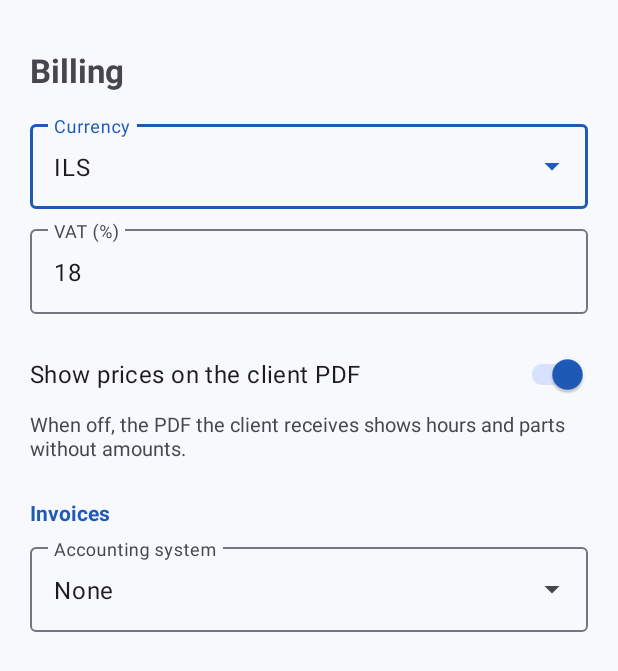
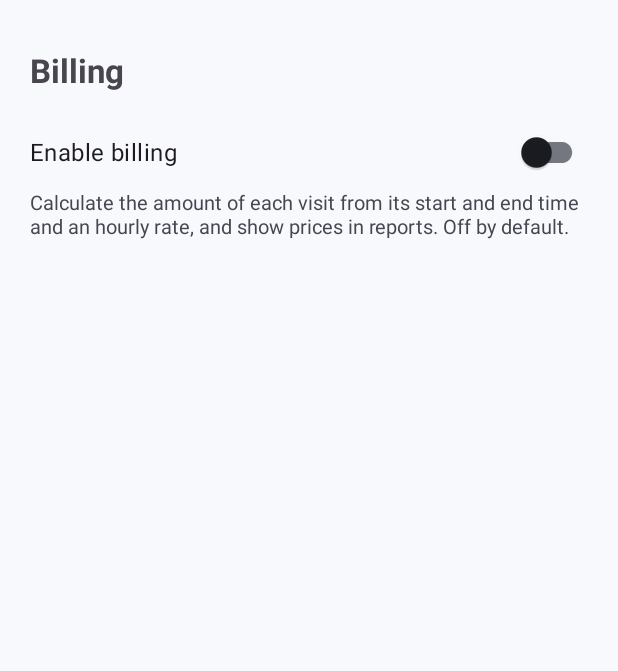
Before and after one commit to boaz-arch/ClientReceiptTracker, an Android app: the BillingSettingsActivity screen opened directly, with no data from a screen before it, on a phone screen of 412 x 824 dp. Shown: the top 671 px of the screen. Run offline under Robolectric (Android 15) with nearby library versions, the phone set to English and light mode, and no system bars.

Commit message:
feat: bill from start/end time × hourly rate; billing is opt-in
- Billable time is always the visit's start-to-end time; the break and
  billable-minutes override fields are gone from the form.
- Settings > Billing has a default hourly rate; a client's own rate, if
  set, takes precedence.
- Billing is off by default (Enable billing switch at the top of Settings >
  Billing, same setting as in Customize report). When off: no billing line
  on New Visit, no prices in PDFs, monthly reports show hours and parts only
  and no invoice button.

Co-Authored-By: Claude Opus 5.5 <noreply@anthropic.com>

```diff
--- a/app/src/main/java/com/company/supportvisit/BillingSettingsActivity.kt
+++ b/app/src/main/java/com/company/supportvisit/BillingSettingsActivity.kt
@@ -9,6 +9,7 @@ import androidx.lifecycle.lifecycleScope
 import com.company.supportvisit.billing.invoice.InvoiceProvider
 import com.company.supportvisit.databinding.ActivityBillingSettingsBinding
 import com.company.supportvisit.settings.BillingSettings
+import com.company.supportvisit.settings.FormSettings
 import com.company.supportvisit.settings.InvoiceProviderId
 import com.company.supportvisit.settings.SecretStore
 import com.company.supportvisit.ui.applySystemBarInsets
@@ -27,11 +28,27 @@ class BillingSettingsActivity : AppCompatActivity() {
         setContentView(binding.root)
         binding.root.applySystemBarInsets()
 
+        // Master switch: billing is optional and off by default.
+        fun showOptions(on: Boolean) {
+            binding.billingOptions.visibility = if (on) View.VISIBLE else View.GONE
+        }
+        val enabled = FormSettings.isEnabled(this, FormSettings.Section.BILLING)
+        binding.switchEnableBilling.isChecked = enabled
+        showOptions(enabled)
+        binding.switchEnableBilling.setOnCheckedChangeListener { _, on ->
+            FormSettings.setEnabled(this, FormSettings.Section.BILLING, on)
+            showOptions(on)
+        }
+
         // Currency
         val currencies = BillingSettings.CURRENCIES
         binding.actCurrency.setAdapter(ArrayAdapter(this, android.R.layout.simple_dropdown_item_1line, currencies))
         binding.actCurrency.setText(BillingSettings.currency(this), false)
         binding.actCurrency.setOnItemClickListener { _, _, i, _ -> BillingSettings.setCurrency(this, currencies[i]) }
+
+        binding.etDefaultRate.setText(
+            BillingSettings.defaultHourlyRate(this)?.let { if (it % 1.0 == 0.0) it.toLong().toString() else it.toString() }
+        )
 
         // VAT (saved when leaving the screen)
         binding.etVat.setText(BillingSettings.vatPercent(this).let { if (it % 1.0 == 0.0) it.toLong().toString() else it.toString() })
@@ -60,6 +77,11 @@ class BillingSettingsActivity : AppCompatActivity() {
 
     override fun onPause() {
         super.onPause()
+        val rateText = binding.etDefaultRate.text.toString().trim()
+        when {
+            rateText.isEmpty() -> BillingSettings.setDefaultHourlyRate(this, null)
+            else -> rateText.toDoubleOrNull()?.takeIf { it >= 0 }?.let { BillingSettings.setDefaultHourlyRate(this, it) }
+        }
         binding.etVat.text.toString().trim().toDoubleOrNull()
             ?.takeIf { it in 0.0..100.0 }
             ?.let { BillingSettings.setVatPercent(this, it) }
--- a/app/src/main/java/com/company/supportvisit/settings/BillingSettings.kt
+++ b/app/src/main/java/com/company/supportvisit/settings/BillingSettings.kt
@@ -16,6 +16,7 @@ object BillingSettings {
     private const val PREFS = "billing"
     private const val KEY_CURRENCY = "currency"
     private const val KEY_VAT = "vat_percent"
+    private const val KEY_DEFAULT_RATE = "default_hourly_rate"
     private const val KEY_SHOW_PRICES = "show_prices_on_pdf"
     private const val KEY_PROVIDER = "invoice_provider"
     private const val KEY_GREEN_SANDBOX = "green_invoice_sandbox"
@@ -28,6 +29,14 @@ object BillingSettings {
         prefs(context).getFloat(KEY_VAT, DEFAULT_VAT_PERCENT.toFloat()).toDouble()
 
     fun setVatPercent(context: Context, value: Double) = prefs(context).edit { putFloat(KEY_VAT, value.toFloat()) }
+
+    /** Hourly rate used when the client has no rate of its own; null when not set. */
+    fun defaultHourlyRate(context: Context): Double? =
+        prefs(context).getFloat(KEY_DEFAULT_RATE, -1f).takeIf { it >= 0 }?.toDouble()
+
+    fun setDefaultHourlyRate(context: Context, value: Double?) = prefs(context).edit {
+        if (value == null) remove(KEY_DEFAULT_RATE) else putFloat(KEY_DEFAULT_RATE, value.toFloat())
+    }
 
     /** Whether rates and amounts appear on the PDF the client receives. */
     fun showPricesOnPdf(context: Context): Boolean = prefs(context).getBoolean(KEY_SHOW_PRICES, true)
--- a/app/src/main/java/com/company/supportvisit/settings/FormSettings.kt
+++ b/app/src/main/java/com/company/supportvisit/settings/FormSettings.kt
@@ -11,7 +11,7 @@ object FormSettings {
         VISIT_TYPE("report_visit_type", true),
         PHOTOS("report_photos", true),
         PARTS("report_parts", true),
-        BILLING("report_billing", true),
+        BILLING("report_billing", false),
         TECHNICIAN_SIGNATURE("technician_signature_enabled", false)
     }
 
--- a/app/src/main/java/com/company/supportvisit/utils/PdfReportGenerator.kt
+++ b/app/src/main/java/com/company/supportvisit/utils/PdfReportGenerator.kt
@@ -79,7 +79,8 @@ object PdfReportGenerator {
         if (visit.parts.isNotEmpty()) {
             writer.space(4f)
             writer.paragraph(context.getString(R.string.label_parts), labelPaint, spacingAfter = 4f)
-            val partPrices = BillingSettings.showPricesOnPdf(context)
+            val partPrices = FormSettings.isEnabled(context, FormSettings.Section.BILLING) &&
+                BillingSettings.showPricesOnPdf(context)
             visit.parts.forEach { part ->
                 if (!partPrices) {
                     writer.paragraph(
--- a/app/src/main/res/layout/activity_billing_settings.xml
+++ b/app/src/main/res/layout/activity_billing_settings.xml
@@ -20,6 +20,21 @@
             android:textSize="22sp"
             android:textStyle="bold" />
 
+        <com.google.android.material.switchmaterial.SwitchMaterial
+            android:id="@+id/switchEnableBilling"
+            style="@style/ReportSwitch"
+            android:text="@string/setting_enable_billing" />
+
+        <TextView
+            style="@style/ReportSwitchHint"
+            android:text="@string/setting_enable_billing_hint" />
+
+        <LinearLayout
+            android:id="@+id/billingOptions"
+            android:layout_width="match_parent"
+            android:layout_height="wrap_content"
+            android:orientation="vertical">
+
             <com.google.android.material.textfield.TextInputLayout
                 style="@style/Widget.Material3.TextInputLayout.OutlinedBox.ExposedDropdownMenu"
                 android:layout_width="match_parent"
@@ -32,6 +47,21 @@
                     android:layout_width="match_parent"
                     android:layout_height="wrap_content"
                     android:inputType="none" />
+
+            </com.google.android.material.textfield.TextInputLayout>
+
+            <com.google.android.material.textfield.TextInputLayout
+                android:layout_width="match_parent"
+                android:layout_height="wrap_content"
+                android:layout_marginTop="8dp"
+                android:hint="@string/label_default_rate"
+                app:helperText="@string/default_rate_helper">
+
+                <com.google.android.material.textfield.TextInputEditText
+                    android:id="@+id/etDefaultRate"
+                    android:layout_width="match_parent"
+                    android:layout_height="wrap_content"
+                    android:inputType="numberDecimal" />
 
             </com.google.android.material.textfield.TextInputLayout>
 
@@ -148,4 +178,6 @@
 
         </LinearLayout>
 
+    </LinearLayout>
+
 </ScrollView>
--- a/app/src/main/res/values/strings.xml
+++ b/app/src/main/res/values/strings.xml
@@ -152,7 +152,7 @@
     <string name="hint_email">Email</string>
     <string name="hint_phone">Phone</string>
     <string name="hint_address">Address</string>
-    <string name="hint_hourly_rate">Hourly rate</string>
+    <string name="hint_hourly_rate">Hourly rate (optional, overrides the default)</string>
     <string name="hint_notes">Notes</string>
     <string name="error_client_name_required">Enter the client name</string>
     <string name="error_invalid_rate">Enter a valid hourly rate</string>
@@ -186,12 +186,10 @@
 
     <!-- Phase 3: billing, support packages, monthly reports, invoices -->
     <string name="billing_section">Time &amp; billing</string>
-    <string name="hint_break_minutes">Break (minutes)</string>
-    <string name="hint_billable_override">Billable minutes (override)</string>
     <string name="billing_enter_times">Enter start and end time to see the billable time</string>
     <string name="billing_summary">Billable %1$s h × %2$s = %3$s</string>
-    <string name="billing_summary_no_rate">Billable %1$s h (no hourly rate for this client)</string>
-    <string name="report_option_billing_hint">Break, billable-time override and the amount; shown in the PDF.</string>
+    <string name="billing_summary_no_rate">Time: %1$s h (set an hourly rate in Settings > Billing)</string>
+    <string name="report_option_billing_hint">Time from start to end × hourly rate, and the amount; shown in the PDF.</string>
     <string name="retainer_usage">Support package: %1$s of %2$s h used this month</string>
     <string name="retainer_usage_warning">Support package: %1$s of %2$s h used this month (over 80%%)</string>
     <string name="retainer_usage_over">Support package exceeded: %1$s of %2$s h used this month</string>
@@ -262,4 +260,8 @@
     <string name="invoice_description">Monthly report %1$s</string>
     <string name="invoice_remarks">%1$s hours, %2$d visits</string>
 
+    <string name="label_default_rate">Default hourly rate</string>
+    <string name="default_rate_helper">Used for every visit. A client\'s own rate, if set, takes precedence.</string>
+    <string name="setting_enable_billing">Enable billing</string>
+    <string name="setting_enable_billing_hint">Calculate the amount of each visit from its start and end time and an hourly rate, and show prices in reports. Off by default.</string>
 </resources>
```
Also changed, not shown: app/src/main/java/com/company/supportvisit/MonthlyReportActivity.kt (+12 -5 lines), app/src/main/java/com/company/supportvisit/NewVisitActivity.kt (+9 -13 lines), app/src/main/java/com/company/supportvisit/ui/NewVisitViewModel.kt (+7 -19 lines), app/src/main/res/layout/activity_new_visit.xml (+0 -38 lines), 1 other file. Lines whose indentation alone changed are shown as unchanged.
